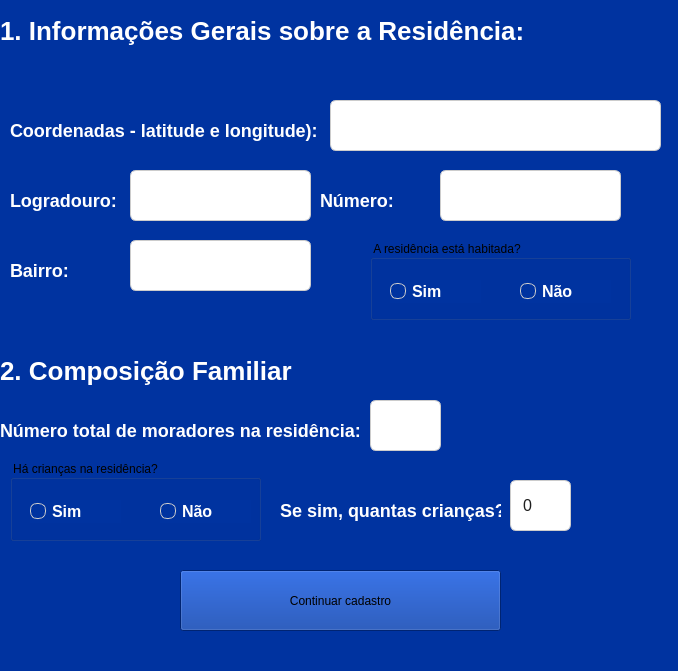
ArielAraujo18/ProjetoAcude, file code/templates/Frames/cadastrar.ui: the form before one commit.
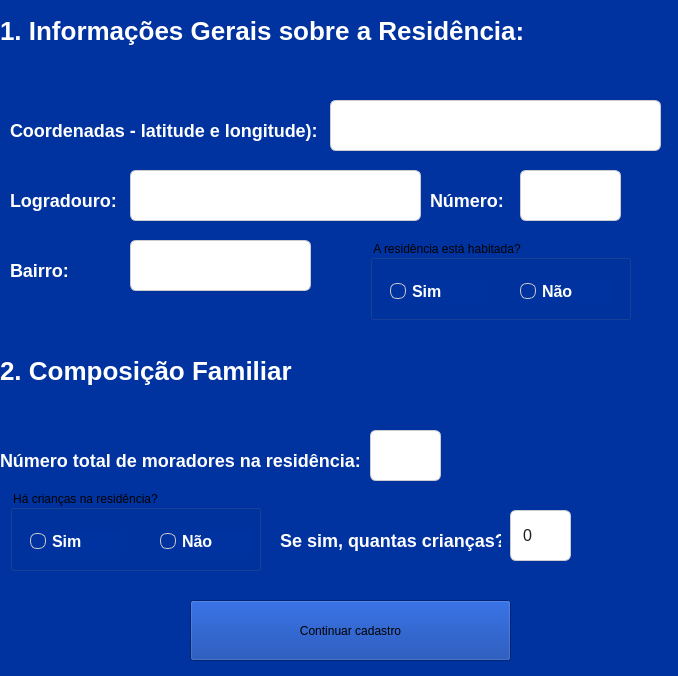
The form after the commit.

The edit to the form file:
```diff
--- a/code/templates/Frames/cadastrar.ui
+++ b/code/templates/Frames/cadastrar.ui
@@ -7,7 +7,7 @@
     <x>0</x>
     <y>0</y>
     <width>678</width>
-    <height>671</height>
+    <height>676</height>
    </rect>
   </property>
   <property name="windowTitle">
@@ -113,7 +113,7 @@
     <rect>
      <x>130</x>
      <y>170</y>
-     <width>181</width>
+     <width>291</width>
      <height>51</height>
     </rect>
    </property>
@@ -132,9 +132,9 @@
   <widget class="QLineEdit" name="lineEdit_3">
    <property name="geometry">
     <rect>
-     <x>440</x>
+     <x>520</x>
      <y>170</y>
-     <width>181</width>
+     <width>101</width>
      <height>51</height>
     </rect>
    </property>
@@ -153,9 +153,9 @@
   <widget class="QLabel" name="label_3">
    <property name="geometry">
     <rect>
-     <x>320</x>
+     <x>430</x>
      <y>180</y>
-     <width>121</width>
+     <width>81</width>
      <height>41</height>
     </rect>
    </property>
@@ -244,7 +244,7 @@
    <property name="geometry">
     <rect>
      <x>0</x>
-     <y>410</y>
+     <y>440</y>
      <width>371</width>
      <height>41</height>
     </rect>
@@ -267,7 +267,7 @@
    <property name="geometry">
     <rect>
      <x>370</x>
-     <y>400</y>
+     <y>430</y>
      <width>71</width>
      <height>51</height>
     </rect>
@@ -288,7 +288,7 @@
    <property name="geometry">
     <rect>
      <x>280</x>
-     <y>490</y>
+     <y>520</y>
      <width>221</width>
      <height>41</height>
     </rect>
@@ -311,7 +311,7 @@
    <property name="geometry">
     <rect>
      <x>510</x>
-     <y>480</y>
+     <y>510</y>
      <width>61</width>
      <height>51</height>
     </rect>
@@ -440,7 +440,7 @@
    <property name="geometry">
     <rect>
      <x>10</x>
-     <y>460</y>
+     <y>490</y>
      <width>251</width>
      <height>81</height>
     </rect>
@@ -544,8 +544,8 @@
   <widget class="QPushButton" name="pushButton_4">
    <property name="geometry">
     <rect>
-     <x>180</x>
-     <y>570</y>
+     <x>190</x>
+     <y>600</y>
      <width>321</width>
      <height>61</height>
     </rect>
```
